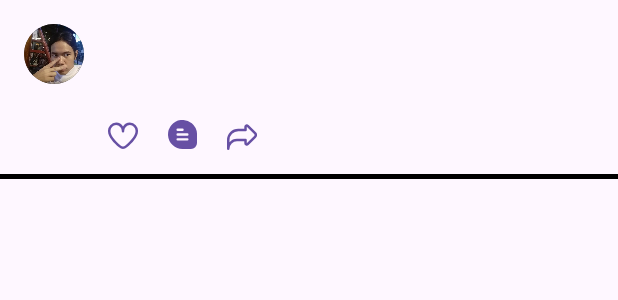
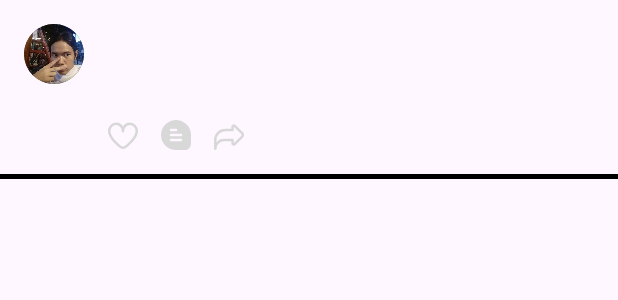
Before and after one commit to jhncrl04/Social-networking-project, an Android app: the layout post_item_layout.xml on its own in the app's theme, with its tools: preview values and no code run, on a phone screen of 412 x 824 dp. Shown: the top 300 px of the screen. Run offline under Robolectric (Android 15) with nearby library versions, the phone set to English and light mode, and no system bars.

```diff
--- a/app/src/main/java/com/example/fakebook/Chat.java
+++ b/app/src/main/java/com/example/fakebook/Chat.java
@@ -52,7 +52,7 @@ public class Chat extends AppCompatActivity {
 
         chatRecyclerView = findViewById(R.id.chats_recycler_view);
         chatRecyclerView.setLayoutManager(new LinearLayoutManager(this));
-        messagePreviewAdapter = new MessagePreviewAdapter(messagePreviewList);
+        messagePreviewAdapter = new MessagePreviewAdapter(this, messagePreviewList);
         chatRecyclerView.setAdapter(messagePreviewAdapter);
 
         chatheadRecyclerView = findViewById(R.id.chathead_recycler_view);
--- a/app/src/main/java/com/example/fakebook/ChatheadsAdapter.java
+++ b/app/src/main/java/com/example/fakebook/ChatheadsAdapter.java
@@ -5,15 +5,11 @@ import android.content.Intent;
 import android.graphics.Bitmap;
 import android.graphics.BitmapFactory;
 import android.util.Base64;
-import android.util.Log;
 import android.view.LayoutInflater;
 import android.view.View;
 import android.view.ViewGroup;
 import android.widget.Button;
 import android.widget.ImageButton;
-import android.widget.ImageView;
-import android.widget.LinearLayout;
-import android.widget.TextView;
 
 import androidx.recyclerview.widget.RecyclerView;
 
--- a/app/src/main/java/com/example/fakebook/Feed.java
+++ b/app/src/main/java/com/example/fakebook/Feed.java
@@ -48,8 +48,6 @@ public class Feed extends AppCompatActivity {
             v.setPadding(systemBars.left, systemBars.top, systemBars.right, systemBars.bottom);
             return insets;
         });
-
-        startActivity(new Intent(Feed.this, Chat.class));
 
         postsRecyclerView = findViewById(R.id.post_recycler_view);
         postsRecyclerView.setHasFixedSize(true);
--- a/app/src/main/java/com/example/fakebook/Profile.java
+++ b/app/src/main/java/com/example/fakebook/Profile.java
@@ -247,6 +247,4 @@ public class Profile extends AppCompatActivity {
                     }
                 }
             });
-
-
 }
--- a/app/src/main/res/drawable/comment_vector.xml
+++ b/app/src/main/res/drawable/comment_vector.xml
@@ -5,5 +5,5 @@
     android:viewportHeight="24">
   <path
       android:pathData="M19.675,2.758A11.936,11.936 0,0 0,10.474 0.1,12 12,0 0,0 12.018,24L19,24a5.006,5.006 0,0 0,5 -5L24,11.309l0,-0.063A12.044,12.044 0,0 0,19.675 2.758ZM8,7h4a1,1 0,0 1,0 2L8,9A1,1 0,0 1,8 7ZM16,17L8,17a1,1 0,0 1,0 -2h8a1,1 0,0 1,0 2ZM16,13L8,13a1,1 0,0 1,0 -2h8a1,1 0,0 1,0 2Z"
-      android:fillColor="#ffffff"/>
+      android:fillColor="#d8d8d8"/>
 </vector>
--- a/app/src/main/res/drawable/heart_vector.xml
+++ b/app/src/main/res/drawable/heart_vector.xml
@@ -5,5 +5,5 @@
     android:viewportHeight="24">
   <path
       android:pathData="M17.5,1.917a6.4,6.4 0,0 0,-5.5 3.3,6.4 6.4,0 0,0 -5.5,-3.3A6.8,6.8 0,0 0,0 8.967c0,4.547 4.786,9.513 8.8,12.88a4.974,4.974 0,0 0,6.4 0C19.214,18.48 24,13.514 24,8.967A6.8,6.8 0,0 0,17.5 1.917ZM13.915,20.317a2.973,2.973 0,0 1,-3.83 0C4.947,16.006 2,11.87 2,8.967a4.8,4.8 0,0 1,4.5 -5.05A4.8,4.8 0,0 1,11 8.967a1,1 0,0 0,2 0,4.8 4.8,0 0,1 4.5,-5.05A4.8,4.8 0,0 1,22 8.967C22,11.87 19.053,16.006 13.915,20.313Z"
-      android:fillColor="#ffffff"/>
+      android:fillColor="#d8d8d8"/>
 </vector>
--- a/app/src/main/res/drawable/share_vector.xml
+++ b/app/src/main/res/drawable/share_vector.xml
@@ -5,5 +5,5 @@
     android:viewportHeight="24">
   <path
       android:pathData="M0,23V16A9.01,9.01 0,0 1,9 7h4.83V5.414A2,2 0,0 1,17.244 4l5.88,5.879a3,3 0,0 1,0 4.242L17.244,20a2,2 0,0 1,-3.414 -1.414V17H8a6.006,6.006 0,0 0,-6 6,1 1,0 0,1 -2,0ZM15.83,8a1,1 0,0 1,-1 1H9a7.008,7.008 0,0 0,-7 7v1.714A7.984,7.984 0,0 1,8 15h6.83a1,1 0,0 1,1 1v2.586l5.879,-5.879a1,1 0,0 0,0 -1.414L15.83,5.414Z"
-      android:fillColor="#ffffff"/>
+      android:fillColor="#d8d8d8"/>
 </vector>
--- a/app/src/main/res/layout/post_item_layout.xml
+++ b/app/src/main/res/layout/post_item_layout.xml
@@ -109,31 +109,35 @@
                         android:background="#00313131"
                         android:orientation="horizontal">
 
-                        <Button
+                        <ImageButton
                             android:id="@+id/like_button"
                             android:layout_width="20dp"
                             android:layout_height="20dp"
-                            android:background="@drawable/heart_vector"
-                            android:contentDescription="Like"
-                            android:drawableTint="@color/white" />
+                            android:src="@drawable/heart_vector"
+                            android:scaleType="centerCrop"
+                            android:background="@null"
+                            android:contentDescription="Like"/>
 
-                        <Button
+                        <ImageButton
                             android:id="@+id/comment_button"
-                            android:layout_width="19dp"
-                            android:layout_height="19dp"
-                            android:layout_marginStart="20dp"
-                            android:background="@drawable/comment_vector"
-                            android:contentDescription="Comment"
-                            android:drawableTint="@color/white" />
+                            android:layout_width="20dp"
+                            android:layout_height="20dp"
+                            android:src="@drawable/comment_vector"
+                            android:scaleType="centerCrop"
+                            android:background="@null"
+                            android:contentDescription="comment"
+                            android:layout_marginStart="15dp"/>
 
-                        <Button
+                        <ImageButton
                             android:id="@+id/share_button"
                             android:layout_width="20dp"
                             android:layout_height="20dp"
-                            android:layout_marginStart="20dp"
-                            android:background="@drawable/share_vector"
+                            android:src="@drawable/share_vector"
+                            android:scaleType="centerCrop"
+                            android:background="@null"
                             android:contentDescription="Share"
-                            android:drawableTint="@color/white" />
+                            android:layout_marginStart="15dp"
+                            />
 
                     </LinearLayout>
                 </LinearLayout>
```
Also changed, not shown: app/src/main/java/com/example/fakebook/CreatePost.java (+26 -4 lines), app/src/main/java/com/example/fakebook/MessagePreview.java (added, +54 -0 lines), app/src/main/java/com/example/fakebook/MessagePreviewAdapter.java (added, +127 -0 lines), app/src/main/res/layout/message_preview_item_layout.xml (+27 -20 lines).
